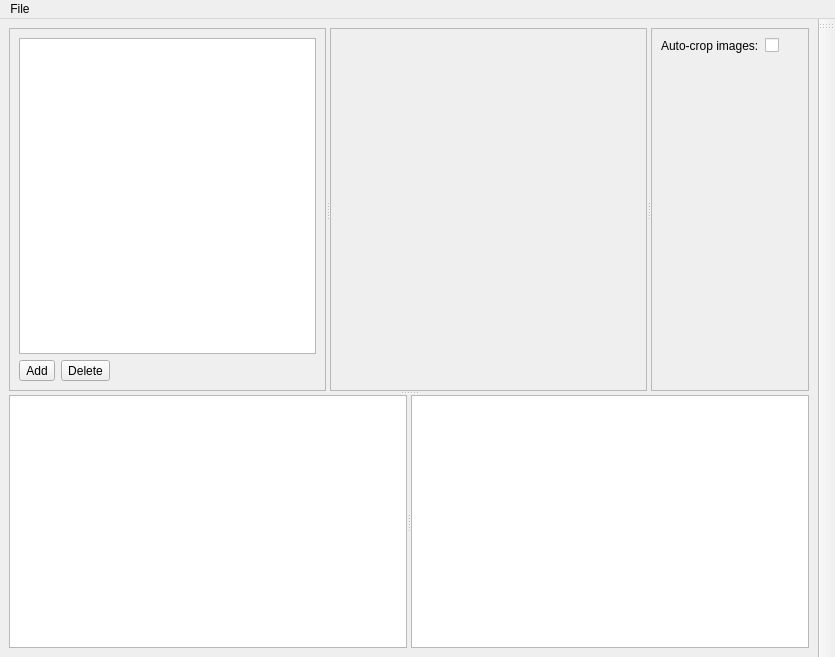
Old version of the form guidata/gui.ui in the repository RudolfVonKrugstein/SpriteSheet-Creator.
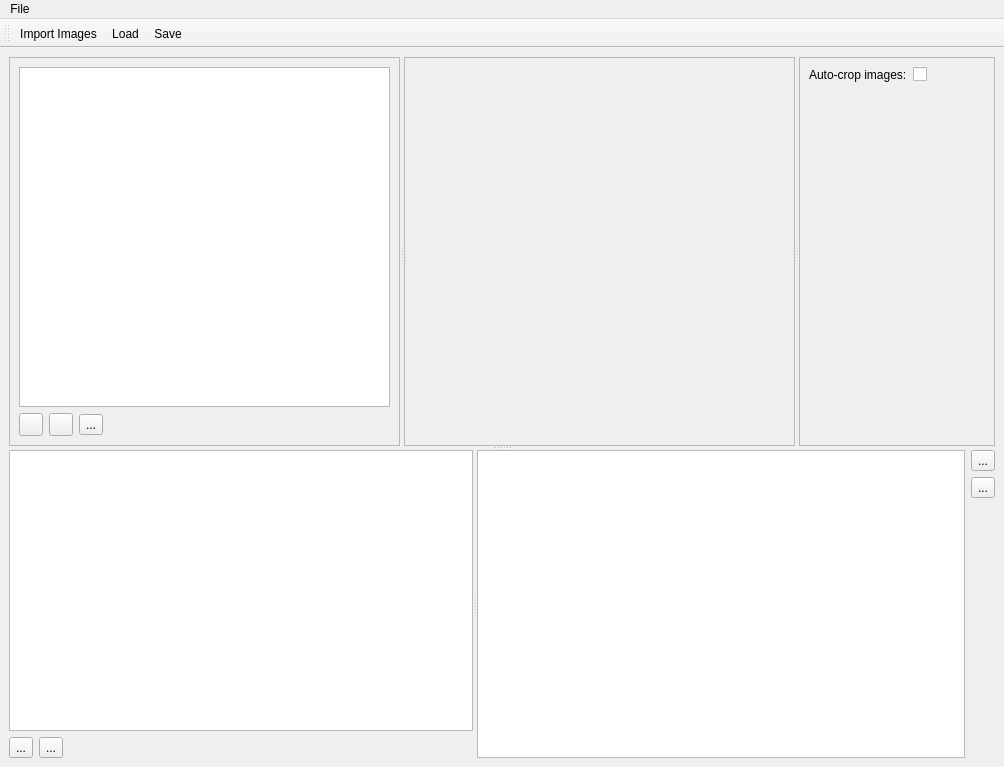
New version of the form.

Commit message: Added and connected actions

Patch:
```diff
--- a/guidata/gui.ui
+++ b/guidata/gui.ui
@@ -6,8 +6,8 @@
    <rect>
     <x>0</x>
     <y>0</y>
-    <width>835</width>
-    <height>657</height>
+    <width>1004</width>
+    <height>767</height>
    </rect>
   </property>
   <property name="windowTitle">
@@ -33,8 +33,8 @@
           <rect>
            <x>0</x>
            <y>0</y>
-           <width>315</width>
-           <height>359</height>
+           <width>385</width>
+           <height>382</height>
           </rect>
          </property>
          <layout class="QVBoxLayout" name="verticalLayout">
@@ -46,14 +46,21 @@
             <item>
              <widget class="QToolButton" name="addImage">
               <property name="text">
-               <string>Add</string>
+               <string/>
               </property>
              </widget>
             </item>
             <item>
              <widget class="QToolButton" name="deleteImage">
               <property name="text">
-               <string>Delete</string>
+               <string/>
+              </property>
+             </widget>
+            </item>
+            <item>
+             <widget class="QToolButton" name="appendImage">
+              <property name="text">
+               <string>...</string>
               </property>
              </widget>
             </item>
@@ -84,8 +91,8 @@
           <rect>
            <x>0</x>
            <y>0</y>
-           <width>316</width>
-           <height>359</height>
+           <width>386</width>
+           <height>382</height>
           </rect>
          </property>
          <layout class="QGridLayout" name="gridLayout_2">
@@ -126,18 +133,14 @@
           <rect>
            <x>0</x>
            <y>0</y>
-           <width>164</width>
-           <height>359</height>
+           <width>201</width>
+           <height>382</height>
           </rect>
          </property>
          <layout class="QFormLayout" name="formLayout_2">
-          <item row="0" column="1">
-           <widget class="QCheckBox" name="autocrop">
-            <property name="text">
-             <string/>
-            </property>
-           </widget>
-          </item>
+          <property name="fieldGrowthPolicy">
+           <enum>QFormLayout::ExpandingFieldsGrow</enum>
+          </property>
           <item row="0" column="0">
            <widget class="QLabel" name="label">
             <property name="text">
@@ -145,6 +148,13 @@
             </property>
            </widget>
           </item>
+          <item row="0" column="1">
+           <widget class="QCheckBox" name="autocrop">
+            <property name="text">
+             <string/>
+            </property>
+           </widget>
+          </item>
          </layout>
         </widget>
        </widget>
@@ -153,15 +163,81 @@
        <property name="orientation">
         <enum>Qt::Horizontal</enum>
        </property>
-       <widget class="QListView" name="behaviorList">
-        <property name="flow">
-         <enum>QListView::LeftToRight</enum>
-        </property>
+       <widget class="QWidget" name="verticalLayoutWidget">
+        <layout class="QVBoxLayout" name="verticalLayout_2">
+         <item>
+          <widget class="QListView" name="behaviorList"/>
+         </item>
+         <item>
+          <layout class="QHBoxLayout" name="horizontalLayout_3">
+           <item>
+            <widget class="QToolButton" name="newBehavior">
+             <property name="text">
+              <string>...</string>
+             </property>
+            </widget>
+           </item>
+           <item>
+            <widget class="QToolButton" name="editBehavior">
+             <property name="text">
+              <string>...</string>
+             </property>
+            </widget>
+           </item>
+           <item>
+            <spacer name="horizontalSpacer_2">
+             <property name="orientation">
+              <enum>Qt::Horizontal</enum>
+             </property>
+             <property name="sizeHint" stdset="0">
+              <size>
+               <width>40</width>
+               <height>20</height>
+              </size>
+             </property>
+            </spacer>
+           </item>
+          </layout>
+         </item>
+        </layout>
        </widget>
-       <widget class="QListView" name="currentBehavior">
-        <property name="flow">
-         <enum>QListView::LeftToRight</enum>
-        </property>
+       <widget class="QWidget" name="horizontalLayoutWidget">
+        <layout class="QHBoxLayout" name="horizontalLayout_2">
+         <item>
+          <widget class="QListView" name="currentBehavior"/>
+         </item>
+         <item>
+          <layout class="QVBoxLayout" name="verticalLayout_3">
+           <item>
+            <widget class="QToolButton" name="moveFrameRight">
+             <property name="text">
+              <string>...</string>
+             </property>
+            </widget>
+           </item>
+           <item>
+            <widget class="QToolButton" name="moveFrameLeft">
+             <property name="text">
+              <string>...</string>
+             </property>
+            </widget>
+           </item>
+           <item>
+            <spacer name="verticalSpacer">
+             <property name="orientation">
+              <enum>Qt::Vertical</enum>
+             </property>
+             <property name="sizeHint" stdset="0">
+              <size>
+               <width>20</width>
+               <height>40</height>
+              </size>
+             </property>
+            </spacer>
+           </item>
+          </layout>
+         </item>
+        </layout>
        </widget>
       </widget>
      </widget>
@@ -173,7 +249,7 @@
     <rect>
      <x>0</x>
      <y>0</y>
-     <width>835</width>
+     <width>1004</width>
      <height>21</height>
     </rect>
    </property>
@@ -181,7 +257,8 @@
     <property name="title">
      <string>File</string>
     </property>
-    <addaction name="actionImport_Images"/>
+    <addaction name="actionLoad"/>
+    <addaction name="actionSave"/>
    </widget>
    <addaction name="menuFile"/>
   </widget>
@@ -190,11 +267,14 @@
     <string>toolBar</string>
    </property>
    <attribute name="toolBarArea">
-    <enum>RightToolBarArea</enum>
+    <enum>TopToolBarArea</enum>
    </attribute>
    <attribute name="toolBarBreak">
     <bool>false</bool>
    </attribute>
+   <addaction name="actionImport_Images"/>
+   <addaction name="actionLoad"/>
+   <addaction name="actionSave"/>
   </widget>
   <action name="actionImport_Images">
    <property name="text">
@@ -229,6 +309,26 @@
     <string>Edit Behavior</string>
    </property>
   </action>
+  <action name="actionLoad">
+   <property name="text">
+    <string>Load</string>
+   </property>
+  </action>
+  <action name="actionSave">
+   <property name="text">
+    <string>Save</string>
+   </property>
+  </action>
+  <action name="actionMove_frame_right">
+   <property name="text">
+    <string>Move frame right</string>
+   </property>
+  </action>
+  <action name="actionMove_frame_left">
+   <property name="text">
+    <string>Move frame left</string>
+   </property>
+  </action>
  </widget>
  <resources/>
  <connections/>
```
The commit also changes 4 other files.
